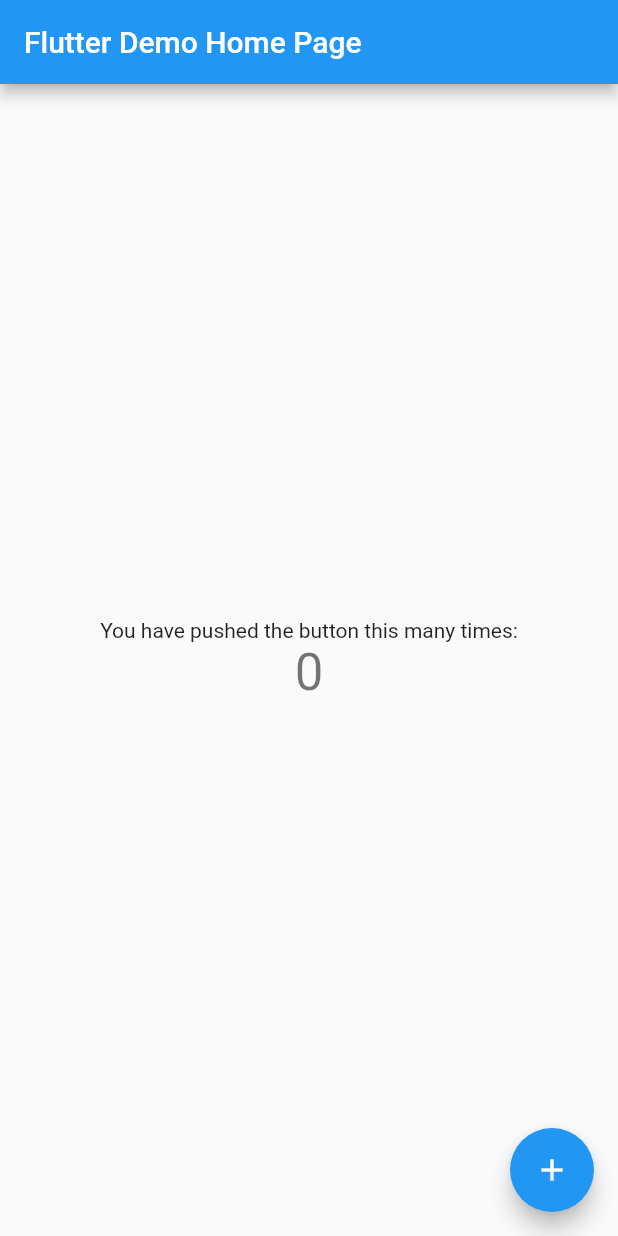
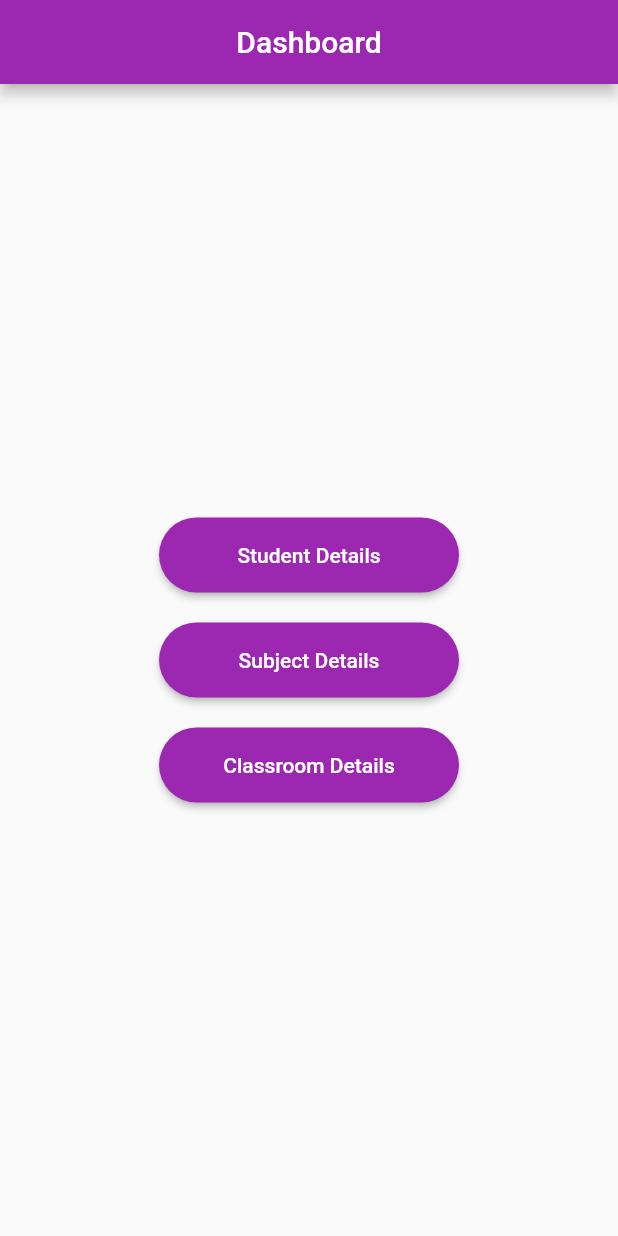
Before and after one commit to sarun-nellooli/student_management, a Flutter app: the screen it shows after launch, on a phone screen of 412 x 824 dp. Run offline on Flutter 3.47's test engine with Material 2 defaults, Android fonts, the phone set to English and light mode, and no system bars.

```diff
--- /dev/null
+++ b/student_manager/lib/core/constants.dart
@@ -0,0 +1,2 @@
+const url = "https://hamon-interviewapi.herokuapp.com/";
+const key = "cbacd";
--- /dev/null
+++ b/student_manager/lib/core/widgets/button.dart
@@ -0,0 +1,20 @@
+import 'package:flutter/material.dart';
+
+class Button extends StatelessWidget {
+  Button({Key? key, required this.btnText, required this.onPress})
+      : super(key: key);
+  String btnText;
+  Function() onPress = () {};
+  @override
+  Widget build(BuildContext context) {
+    return SizedBox(
+      height: 50,
+      width: 200,
+      child: ElevatedButton(
+        onPressed: onPress,
+        child: Text(btnText),
+        style: ElevatedButton.styleFrom(shape: StadiumBorder()),
+      ),
+    );
+  }
+}
--- a/student_manager/lib/main.dart
+++ b/student_manager/lib/main.dart
@@ -1,4 +1,9 @@
 import 'package:flutter/material.dart';
+import 'package:student_manager/presentation/classroom/classroom_list.dart';
+import 'package:student_manager/presentation/home_screen.dart';
+import 'package:student_manager/presentation/subject/subject_list.dart';
+
+import 'presentation/student/student_list.dart';
 
 void main() {
   runApp(const MyApp());
@@ -7,109 +12,15 @@ void main() {
 class MyApp extends StatelessWidget {
   const MyApp({Key? key}) : super(key: key);
 
-  // This widget is the root of your application.
   @override
   Widget build(BuildContext context) {
     return MaterialApp(
-      title: 'Flutter Demo',
+      debugShowCheckedModeBanner: false,
+      title: 'Student manager',
       theme: ThemeData(
-        // This is the theme of your application.
-        //
-        // Try running your application with "flutter run". You'll see the
-        // application has a blue toolbar. Then, without quitting the app, try
-        // changing the primarySwatch below to Colors.green and then invoke
-        // "hot reload" (press "r" in the console where you ran "flutter run",
-        // or simply save your changes to "hot reload" in a Flutter IDE).
-        // Notice that the counter didn't reset back to zero; the application
-        // is not restarted.
-        primarySwatch: Colors.blue,
+        primarySwatch: Colors.purple,
       ),
-      home: const MyHomePage(title: 'Flutter Demo Home Page'),
+      home: const HomeScreen(),
     );
   }
 }
-
-class MyHomePage extends StatefulWidget {
-  const MyHomePage({Key? key, required this.title}) : super(key: key);
-
-  // This widget is the home page of your application. It is stateful, meaning
-  // that it has a State object (defined below) that contains fields that affect
-  // how it looks.
-
-  // This class is the configuration for the state. It holds the values (in this
-  // case the title) provided by the parent (in this case the App widget) and
-  // used by the build method of the State. Fields in a Widget subclass are
-  // always marked "final".
-
-  final String title;
-
-  @override
-  State<MyHomePage> createState() => _MyHomePageState();
-}
-
-class _MyHomePageState extends State<MyHomePage> {
-  int _counter = 0;
-
-  void _incrementCounter() {
-    setState(() {
-      // This call to setState tells the Flutter framework that something has
-      // changed in this State, which causes it to rerun the build method below
-      // so that the display can reflect the updated values. If we changed
-      // _counter without calling setState(), then the build method would not be
-      // called again, and so nothing would appear to happen.
-      _counter++;
-    });
-  }
-
-  @override
-  Widget build(BuildContext context) {
-    // This method is rerun every time setState is called, for instance as done
-    // by the _incrementCounter method above.
-    //
-    // The Flutter framework has been optimized to make rerunning build methods
-    // fast, so that you can just rebuild anything that needs updating rather
-    // than having to individually change instances of widgets.
-    return Scaffold(
-      appBar: AppBar(
-        // Here we take the value from the MyHomePage object that was created by
-        // the App.build method, and use it to set our appbar title.
-        title: Text(widget.title),
-      ),
-      body: Center(
-        // Center is a layout widget. It takes a single child and positions it
-        // in the middle of the parent.
-        child: Column(
-          // Column is also a layout widget. It takes a list of children and
-          // arranges them vertically. By default, it sizes itself to fit its
-          // children horizontally, and tries to be as tall as its parent.
-          //
-          // Invoke "debug painting" (press "p" in the console, choose the
-          // "Toggle Debug Paint" action from the Flutter Inspector in Android
-          // Studio, or the "Toggle Debug Paint" command in Visual Studio Code)
-          // to see the wireframe for each widget.
-          //
-          // Column has various properties to control how it sizes itself and
-          // how it positions its children. Here we use mainAxisAlignment to
-          // center the children vertically; the main axis here is the vertical
-          // axis because Columns are vertical (the cross axis would be
-          // horizontal).
-          mainAxisAlignment: MainAxisAlignment.center,
-          children: <Widget>[
-            const Text(
-              'You have pushed the button this many times:',
-            ),
-            Text(
-              '$_counter',
-              style: Theme.of(context).textTheme.headline4,
-            ),
-          ],
-        ),
-      ),
-      floatingActionButton: FloatingActionButton(
-        onPressed: _incrementCounter,
-        tooltip: 'Increment',
-        child: const Icon(Icons.add),
-      ), // This trailing comma makes auto-formatting nicer for build methods.
-    );
-  }
-}
--- /dev/null
+++ b/student_manager/lib/presentation/home_screen.dart
@@ -0,0 +1,59 @@
+import 'package:flutter/material.dart';
+import 'package:student_manager/core/widgets/button.dart';
+import 'package:student_manager/presentation/classroom/classroom_list.dart';
+import 'package:student_manager/presentation/student/student_list.dart';
+import 'package:student_manager/presentation/subject/subject_list.dart';
+
+class HomeScreen extends StatelessWidget {
+  const HomeScreen({Key? key}) : super(key: key);
+
+  @override
+  Widget build(BuildContext context) {
+    return Scaffold(
+      appBar: AppBar(
+        centerTitle: true,
+        title: const Text('Dashboard'),
+      ),
+      body: Center(
+        child: Column(
+          mainAxisAlignment: MainAxisAlignment.center,
+          children: [
+            Button(
+              btnText: "Student Details",
+              onPress: () {
+                Navigator.push(
+                  context,
+                  MaterialPageRoute(builder: (context) => const StudentList()),
+                );
+              },
+            ),
+            const SizedBox(
+              height: 20,
+            ),
+            Button(
+                btnText: "Subject Details",
+                onPress: () {
+                  Navigator.push(
+                    context,
+                    MaterialPageRoute(
+                        builder: (context) => const SubjectList()),
+                  );
+                }),
+            const SizedBox(
+              height: 20,
+            ),
+            Button(
+                btnText: "Classroom Details",
+                onPress: () {
+                  Navigator.push(
+                    context,
+                    MaterialPageRoute(
+                        builder: (context) => const ClassroomList()),
+                  );
+                }),
+          ],
+        ),
+      ),
+    );
+  }
+}
```
Also changed, not shown: student_manager/lib/domain/classroom/classroom_list_api.dart (added, +12 -0 lines), student_manager/lib/domain/student/student_list_api.dart (added, +12 -0 lines), student_manager/lib/domain/subject/subject_list_api.dart (added, +13 -0 lines), student_manager/lib/presentation/classroom/classroom_list.dart (added, +65 -0 lines), student_manager/lib/presentation/student/student_list.dart (added, +68 -0 lines), student_manager/lib/presentation/subject/subject_list.dart (added, +64 -0 lines), student_manager/pubspec.yaml (+5 -3 lines), student_manager/assets/avatar.png (added), student_manager/pubspec.lock, 1 other file.
